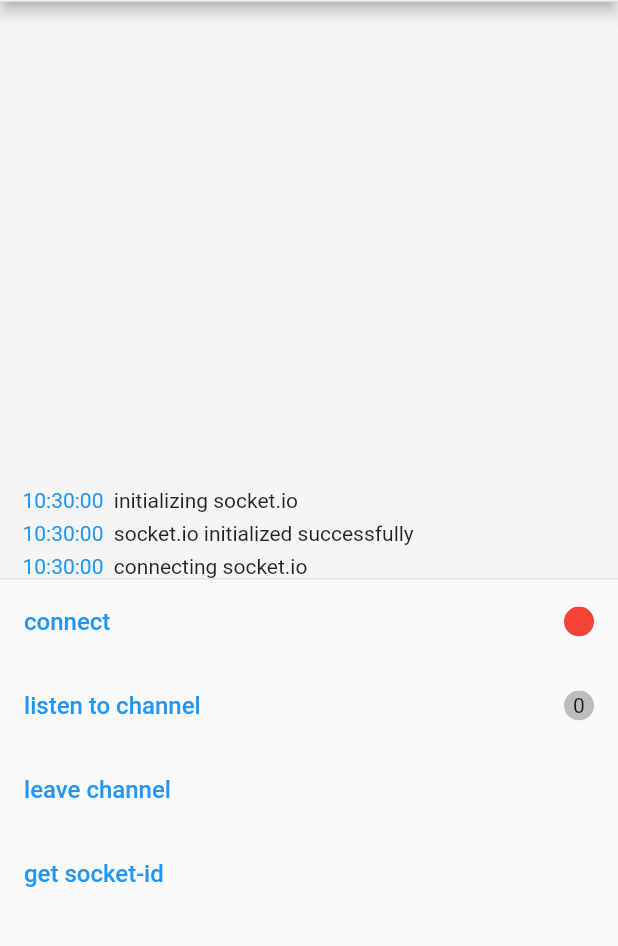
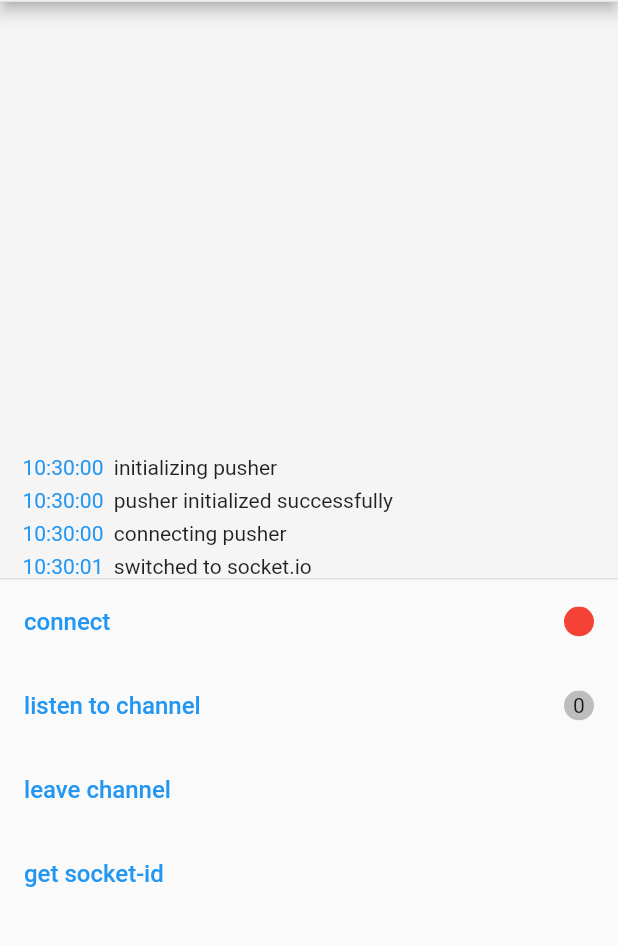
Before and after one commit to AbdoPrDZ/laravel_echo_null, a Flutter app: the screen it shows after launch, after a tap on "connect", after a tap on "socket.io", on a phone screen of 412 x 824 dp, the part 82-1028 px from its top. Run offline on Flutter 3.47's test engine with Material 2 defaults, Android fonts, the phone set to English and light mode, and no system bars; our stand-ins replace socket_io_client; missing offline and left inert: pusher_client_fixed.

Commit message:
^0.0.4+1

```diff
--- a/example/lib/echo/pusher.dart
+++ b/example/lib/echo/pusher.dart
@@ -1,25 +1,25 @@
 import 'package:laravel_echo_null/laravel_echo_null.dart';
 import 'package:pusher_client_fixed/pusher_client_fixed.dart';
 
-const String appId = "PUSHER_APP_ID";
-const String key = "PUSHER_KEY";
-const String cluster = "PUSHER_CLUSTER";
-const String hostEndPoint = "http://localhost";
-const String hostAuthEndPoint = "$hostEndPoint/broadcasting/auth";
-const String token = "API_TOKEN";
+const String appId = "1321495";
+const String key = "037c47e0cbdc81fb7144";
+const String cluster = "mt1";
+const String hostEndPoint = "192.168.1.105";
+const String hostAuthEndPoint = "http://$hostEndPoint/broadcasting/auth";
+const String token = "34|yzWaxwGZz75Xqk4tXviP4uhAc0sVB14OLVXEmoxg";
 const int port = 6001;
 
-Echo<PusherClient, PusherChannel> initPusherClient() {
+Echo<PusherClient, PusherChannel> initPusherClient(
+    Function(String message) log) {
   PusherOptions options = PusherOptions(
     host: hostEndPoint,
     wsPort: port,
     cluster: cluster,
+    encrypted: true,
     auth: PusherAuth(
       hostAuthEndPoint,
       headers: {
         'Authorization': 'Bearer $token',
-        'Content-Type': 'application/json',
-        'Accept': 'application/json',
       },
     ),
   );
@@ -43,7 +43,7 @@ Echo<PusherClient, PusherChannel> initPusherClient() {
     },
   );
   pusherEcho.connector.onConnectError(
-    (error) => print('[Pusher Connection Error]: ${error?.message}'),
+    (error) => log('[Pusher Connection Error]: ${error?.message}'),
   );
   return pusherEcho;
 }
--- a/example/lib/echo/socket_io.dart
+++ b/example/lib/echo/socket_io.dart
@@ -1,7 +1,7 @@
 import 'package:laravel_echo_null/laravel_echo_null.dart';
 import 'package:socket_io_client/socket_io_client.dart';
 
-const String token = 'API_TOKEN';
+const String token = '34|yzWaxwGZz75Xqk4tXviP4uhAc0sVB14OLVXEmoxg';
 
 Echo<Socket, SocketIoChannel> initSocketIOClient() => Echo.socket(
       'http://localhost:6001',
--- a/example/lib/home.dart
+++ b/example/lib/home.dart
@@ -14,7 +14,7 @@ class Home extends StatefulWidget {
 }
 
 class _HomeState extends State<Home> {
-  String broadcaster = 'socket.io';
+  String broadcaster = 'pusher';
   List<LogString> logs = [];
 
   log(String event) {
--- a/example/lib/views/actions.view.dart
+++ b/example/lib/views/actions.view.dart
@@ -11,7 +11,7 @@ import 'leave_channel.view.dart';
 import 'listen_to_channel.view.dart';
 
 class ActionsView extends StatefulWidget {
-  final Function log;
+  final Function(String message) log;
   final String broadcaster;
 
   const ActionsView({
@@ -40,7 +40,7 @@ class _ActionsViewState extends State<ActionsView> {
 
     if (widget.broadcaster == 'pusher') {
       widget.log('initializing pusher');
-      echo = initPusherClient();
+      echo = initPusherClient(widget.log);
       widget.log('pusher initialized successfully');
 
       (echo!.connector.client as PUSHER.PusherClient)
--- a/pubspec.yaml
+++ b/pubspec.yaml
@@ -1,6 +1,6 @@
 name: laravel_echo_null
 description: This Package is the improved version of the original package "laravel_echo", with some modifications and features.
-version: 0.0.4
+version: 0.0.4+1
 homepage: https://github.com/AIabdoPr/laravel_echo_null.git
 
 environment:
@@ -10,7 +10,7 @@ environment:
 dependencies:
   flutter:
     sdk: flutter
-  pusher_client_fixed: ^0.0.1
+  pusher_client_fixed: ^0.0.2
   socket_io_client: ^2.0.2
 
 dev_dependencies:
```
Also changed, not shown: 3 other files.
